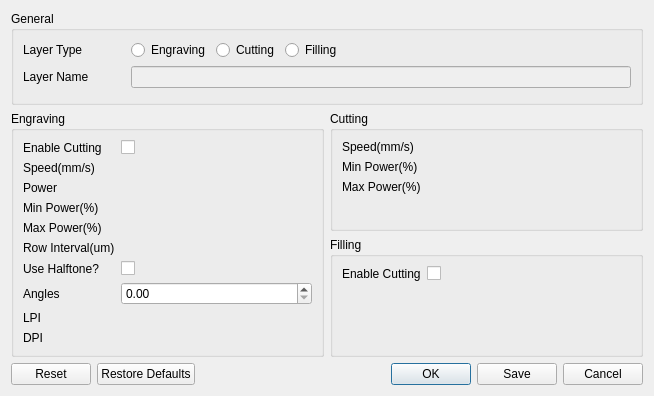
Old version of the form src/ui/LaserLayerDialog.ui in the repository oneminute/LaserController.
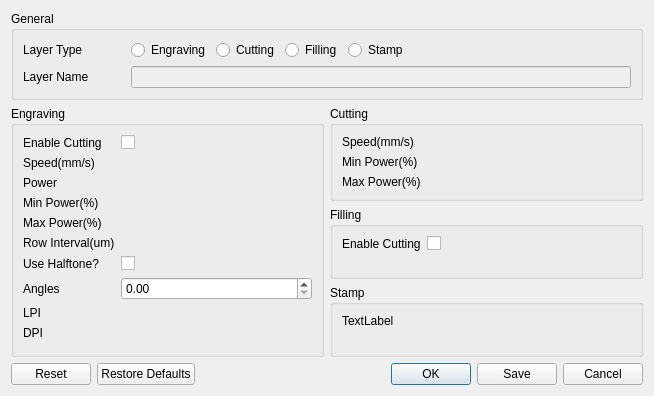
New version of the form. Custom widgets are drawn as their Qt base class.

```diff
--- a/src/ui/LaserLayerDialog.ui
+++ b/src/ui/LaserLayerDialog.ui
@@ -69,6 +69,13 @@
           </property>
          </widget>
         </item>
+        <item>
+         <widget class="QRadioButton" name="radioButtonStamp">
+          <property name="text">
+           <string>Stamp</string>
+          </property>
+         </widget>
+        </item>
         <item>
          <spacer name="horizontalSpacer">
           <property name="orientation">
@@ -175,7 +182,26 @@
      </layout>
     </widget>
    </item>
-   <item row="1" column="0" rowspan="2">
+   <item row="3" column="1">
+    <widget class="QGroupBox" name="groupBoxStamp">
+     <property name="title">
+      <string>Stamp</string>
+     </property>
+     <layout class="QFormLayout" name="formLayout_5">
+      <item row="0" column="0">
+       <widget class="QLabel" name="label_2">
+        <property name="text">
+         <string>TextLabel</string>
+        </property>
+       </widget>
+      </item>
+      <item row="0" column="1">
+       <widget class="QWidget" name="widget" native="true"/>
+      </item>
+     </layout>
+    </widget>
+   </item>
+   <item row="1" column="0" rowspan="3">
     <widget class="QGroupBox" name="groupBoxEngraving">
      <property name="title">
       <string>Engraving</string>
```
